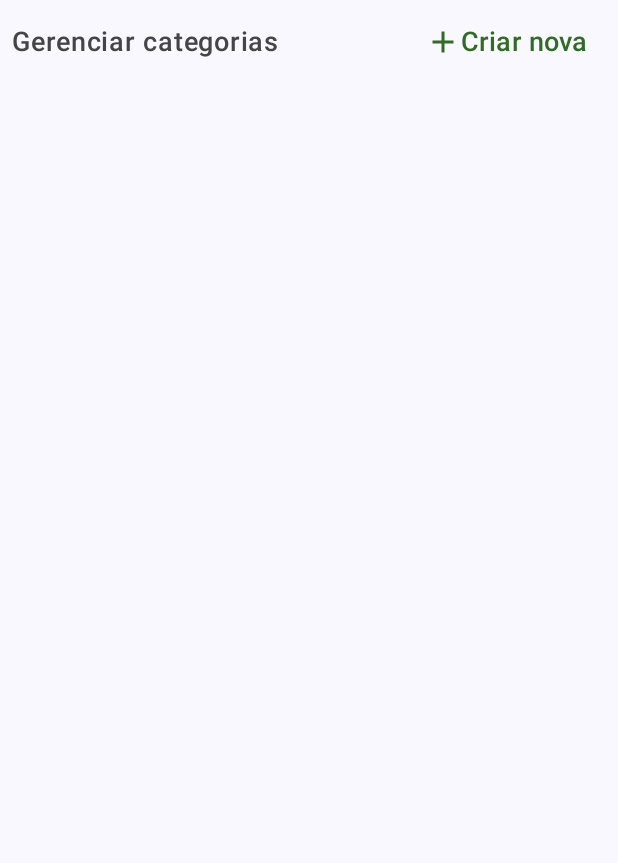
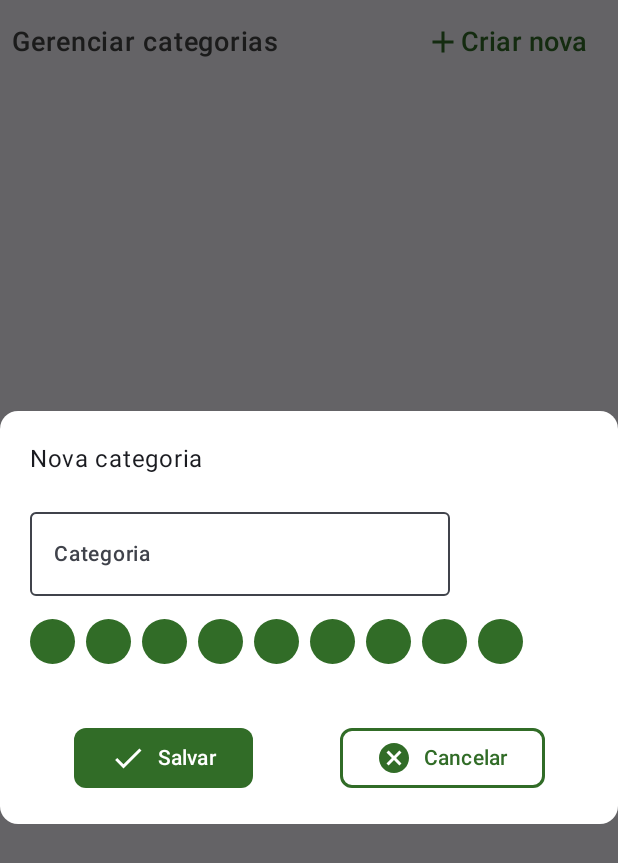
Before and after one commit to JoseLeandroNascimento/pomodo-task, an Android app built with Jetpack Compose: the composable CategoriesHeader shown on its own in the app's theme, after a tap on "Criar nova", on a phone screen of 412 x 824 dp. Shown: the top 863 px of the screen. Run offline under Robolectric (Android 15) with nearby library versions, the phone set to English and light mode, and no system bars.

Commit message:
feat: create modal cadastro de categorias

```diff
--- a/app/src/main/java/com/example/pomodo_task/screen/Category.kt
+++ b/app/src/main/java/com/example/pomodo_task/screen/Category.kt
@@ -32,6 +32,7 @@ import androidx.compose.material3.MaterialTheme
 import androidx.compose.material3.Text
 import androidx.compose.material3.TextButton
 import androidx.compose.runtime.Composable
+import androidx.compose.runtime.collectAsState
 import androidx.compose.runtime.getValue
 import androidx.compose.runtime.mutableStateOf
 import androidx.compose.runtime.remember
@@ -43,8 +44,10 @@ import androidx.compose.ui.text.font.FontWeight
 import androidx.compose.ui.tooling.preview.Preview
 import androidx.compose.ui.unit.dp
 import androidx.compose.ui.unit.sp
+import androidx.lifecycle.viewmodel.compose.viewModel
 import com.example.pomodo_task.ui.theme.Gray400
 import com.example.pomodo_task.ui.theme.Green300
+import com.example.pomodo_task.viewModels.CreateCategoryModalViewModel
 
 @Composable
 fun Category(modifier: Modifier = Modifier) {
@@ -76,7 +79,20 @@ fun Category(modifier: Modifier = Modifier) {
 }
 
 @Composable
-fun CategoriesHeader(modifier: Modifier = Modifier) {
+fun CategoriesHeader(
+    modifier: Modifier = Modifier,
+    createCategoryModalViewModel: CreateCategoryModalViewModel = viewModel()
+) {
+
+    val showModal by createCategoryModalViewModel.showModal.collectAsState()
+
+    CreateCatory(
+        show = showModal,
+        onDismissRequest = {
+            createCategoryModalViewModel.changeVisibility()
+        }
+    )
+
     Row(
         modifier = modifier
             .padding(horizontal = 8.dp, vertical = 4.dp)
@@ -93,7 +109,9 @@ fun CategoriesHeader(modifier: Modifier = Modifier) {
         )
 
         TextButton(
-            onClick = {},
+            onClick = {
+                createCategoryModalViewModel.changeVisibility()
+            },
             colors = ButtonDefaults.buttonColors(
                 containerColor = Color.Transparent,
                 contentColor = Green300
--- /dev/null
+++ b/app/src/main/java/com/example/pomodo_task/screen/CreateCategory.kt
@@ -0,0 +1,178 @@
+package com.example.pomodo_task.screen
+
+import androidx.compose.foundation.BorderStroke
+import androidx.compose.foundation.background
+import androidx.compose.foundation.horizontalScroll
+import androidx.compose.foundation.isSystemInDarkTheme
+import androidx.compose.foundation.layout.Arrangement
+import androidx.compose.foundation.layout.Box
+import androidx.compose.foundation.layout.Column
+import androidx.compose.foundation.layout.Row
+import androidx.compose.foundation.layout.Spacer
+import androidx.compose.foundation.layout.fillMaxWidth
+import androidx.compose.foundation.layout.height
+import androidx.compose.foundation.layout.padding
+import androidx.compose.foundation.layout.size
+import androidx.compose.foundation.layout.width
+import androidx.compose.foundation.rememberScrollState
+import androidx.compose.foundation.shape.CircleShape
+import androidx.compose.foundation.shape.RoundedCornerShape
+import androidx.compose.material.icons.Icons
+import androidx.compose.material.icons.filled.Cancel
+import androidx.compose.material.icons.filled.Check
+import androidx.compose.material3.BasicAlertDialog
+import androidx.compose.material3.Button
+import androidx.compose.material3.ButtonDefaults
+import androidx.compose.material3.Card
+import androidx.compose.material3.CardDefaults
+import androidx.compose.material3.ExperimentalMaterial3Api
+import androidx.compose.material3.Icon
+import androidx.compose.material3.MaterialTheme
+import androidx.compose.material3.OutlinedButton
+import androidx.compose.material3.Text
+import androidx.compose.runtime.Composable
+import androidx.compose.ui.Alignment
+import androidx.compose.ui.Modifier
+import androidx.compose.ui.graphics.Color
+import androidx.compose.ui.text.font.FontWeight
+import androidx.compose.ui.tooling.preview.Preview
+import androidx.compose.ui.unit.dp
+import androidx.compose.ui.unit.sp
+import com.example.pomodo_task.components.InputText
+import com.example.pomodo_task.ui.theme.Green300
+
+@OptIn(ExperimentalMaterial3Api::class)
+@Composable
+fun CreateCatory(
+    modifier: Modifier = Modifier,
+    onDismissRequest: ()->Unit,
+    show: Boolean
+) {
+
+    if(show){
+
+        BasicAlertDialog(
+            modifier = modifier,
+            onDismissRequest = {
+                onDismissRequest()
+            },
+        ) {
+
+            Card(
+                modifier = Modifier,
+                colors = CardDefaults.cardColors(
+                    containerColor = if (isSystemInDarkTheme()) MaterialTheme.colorScheme.surface else Color.White
+                )
+
+            ) {
+                Column(
+                    modifier = Modifier.padding(20.dp),
+                    verticalArrangement = Arrangement.spacedBy(15.dp)
+                ) {
+                    Text(text = "Nova categoria")
+                    InputText(
+                        value = "",
+                        onValueChange = {},
+                        label = "Categoria"
+
+                    )
+
+                    ColorSelect()
+
+                    Spacer(modifier =Modifier.height(8.dp))
+                    Row(
+                        modifier = Modifier.fillMaxWidth(),
+                        verticalAlignment = Alignment.CenterVertically,
+                        horizontalArrangement = Arrangement.SpaceAround
+                    ) {
+
+                        Button(
+                            modifier = Modifier,
+                            colors = ButtonDefaults.buttonColors(
+                                containerColor = Green300
+                            ),
+                            onClick = {},
+                            shape = RoundedCornerShape(8.dp)
+                        ) {
+                            Row(
+                                verticalAlignment = Alignment.CenterVertically,
+                                horizontalArrangement = Arrangement.spacedBy(8.dp)
+                            ) {
+                                Icon(
+                                    imageVector = Icons.Default.Check,
+                                    contentDescription = null,
+                                    tint = Color.White
+                                )
+                                Text(
+                                    "Salvar",
+                                    fontWeight = FontWeight.Medium,
+                                    fontSize = 14.sp,
+                                    color = Color.White
+                                )
+                            }
+                        }
+
+                        OutlinedButton(
+                            modifier = Modifier,
+                            border = BorderStroke(width = 1.5.dp, color = Green300),
+                            onClick = {
+                                onDismissRequest()
+                            },
+                            shape = RoundedCornerShape(8.dp)
+                        ) {
+                            Row(
+                                verticalAlignment = Alignment.CenterVertically,
+                                horizontalArrangement = Arrangement.spacedBy(8.dp)
+                            ) {
+                                Icon(
+                                    imageVector = Icons.Default.Cancel,
+                                    contentDescription = null,
+                                    tint = Green300
+                                )
+                                Text(
+                                    "Cancelar",
+                                    fontWeight = FontWeight.Medium,
+                                    fontSize = 14.sp,
+                                    color = Green300
+                                )
+                            }
+                        }
+
+
+                    }
+                }
+            }
+
+        }
+    }
+
+}
+
+@Composable
+fun ColorSelect(modifier: Modifier = Modifier) {
+
+    Row(
+        modifier = modifier
+            .horizontalScroll(state = rememberScrollState())
+    ) {
+
+        repeat(9) {
+            Box(
+                modifier = Modifier
+                    .size(30.dp)
+                    .background(color = Green300, shape = CircleShape)
+
+            )
+            Spacer(modifier = Modifier.width(7.5.dp))
+        }
+    }
+
+}
+
+
+@Preview(showBackground = true)
+@Composable
+private fun CreateCatoryPreview() {
+
+    CreateCatory(show = true, onDismissRequest = {})
+}
--- /dev/null
+++ b/app/src/main/java/com/example/pomodo_task/viewModels/CreateCategoryModalViewModel.kt
@@ -0,0 +1,17 @@
+package com.example.pomodo_task.viewModels
+
+import androidx.lifecycle.ViewModel
+import kotlinx.coroutines.flow.MutableStateFlow
+import kotlinx.coroutines.flow.StateFlow
+
+class CreateCategoryModalViewModel:ViewModel() {
+
+    private val _showModal = MutableStateFlow(false)
+    val showModal:StateFlow<Boolean> = _showModal
+
+    fun changeVisibility(){
+        _showModal.value = !_showModal.value
+    }
+
+
+}
```
